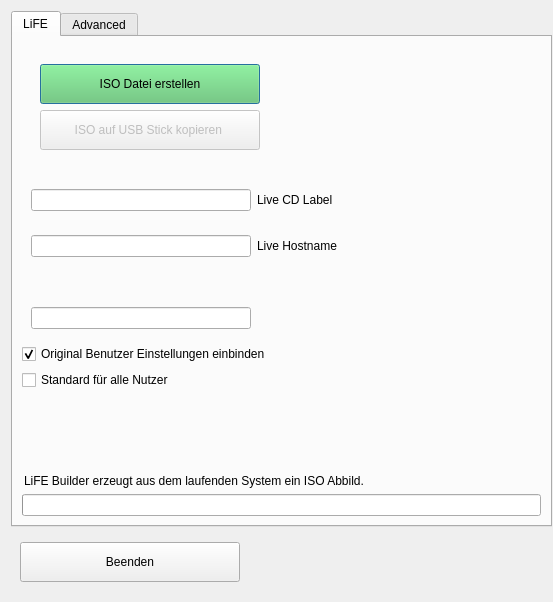
The window that main.ui (valueerrorx/life-builder) describes before a commit, drawn with Qt 5.
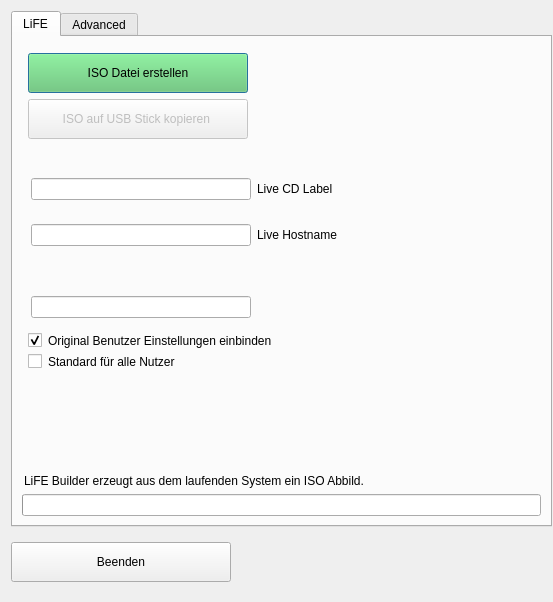
The same window after the commit. Icons and pictures are not drawn.

Diff of the .ui file:
```diff
--- a/main.ui
+++ b/main.ui
@@ -80,9 +80,24 @@
        <item>
         <widget class="QWidget" name="widget" native="true">
          <layout class="QHBoxLayout" name="horizontalLayout_3">
+          <property name="leftMargin">
+           <number>6</number>
+          </property>
+          <property name="topMargin">
+           <number>1</number>
+          </property>
+          <property name="rightMargin">
+           <number>0</number>
+          </property>
           <item>
            <widget class="QWidget" name="widget_3" native="true">
             <layout class="QVBoxLayout" name="verticalLayout_4">
+             <property name="leftMargin">
+              <number>0</number>
+             </property>
+             <property name="topMargin">
+              <number>6</number>
+             </property>
              <item>
               <widget class="QPushButton" name="mkiso">
                <property name="enabled">
@@ -159,21 +174,11 @@
                <property name="pixmap">
                 <pixmap>pixmaps/appiconblue.png</pixmap>
                </property>
+               <property name="margin">
+                <number>0</number>
+               </property>
               </widget>
              </item>
-             <item>
-              <spacer name="verticalSpacer_2">
-               <property name="orientation">
-                <enum>Qt::Vertical</enum>
-               </property>
-               <property name="sizeHint" stdset="0">
-                <size>
-                 <width>20</width>
-                 <height>40</height>
-                </size>
-               </property>
-              </spacer>
-             </item>
             </layout>
            </widget>
           </item>
@@ -366,6 +371,9 @@
          <property name="toolTip">
           <string/>
          </property>
+         <property name="styleSheet">
+          <string notr="true">margin-left:6px</string>
+         </property>
          <property name="text">
           <string>Original Benutzer Einstellungen einbinden</string>
          </property>
@@ -382,6 +390,9 @@
          <property name="layoutDirection">
           <enum>Qt::LeftToRight</enum>
          </property>
+         <property name="styleSheet">
+          <string notr="true">margin-left:6px;</string>
+         </property>
          <property name="text">
           <string>Standard für alle Nutzer</string>
          </property>
@@ -829,6 +840,9 @@
    <item>
     <widget class="QWidget" name="widget_2" native="true">
      <layout class="QHBoxLayout" name="horizontalLayout_13">
+      <property name="leftMargin">
+       <number>0</number>
+      </property>
       <item>
        <widget class="QPushButton" name="exit">
         <property name="minimumSize">
```
Left out of the diff: 14 changed lines with no effect on the pictures.
